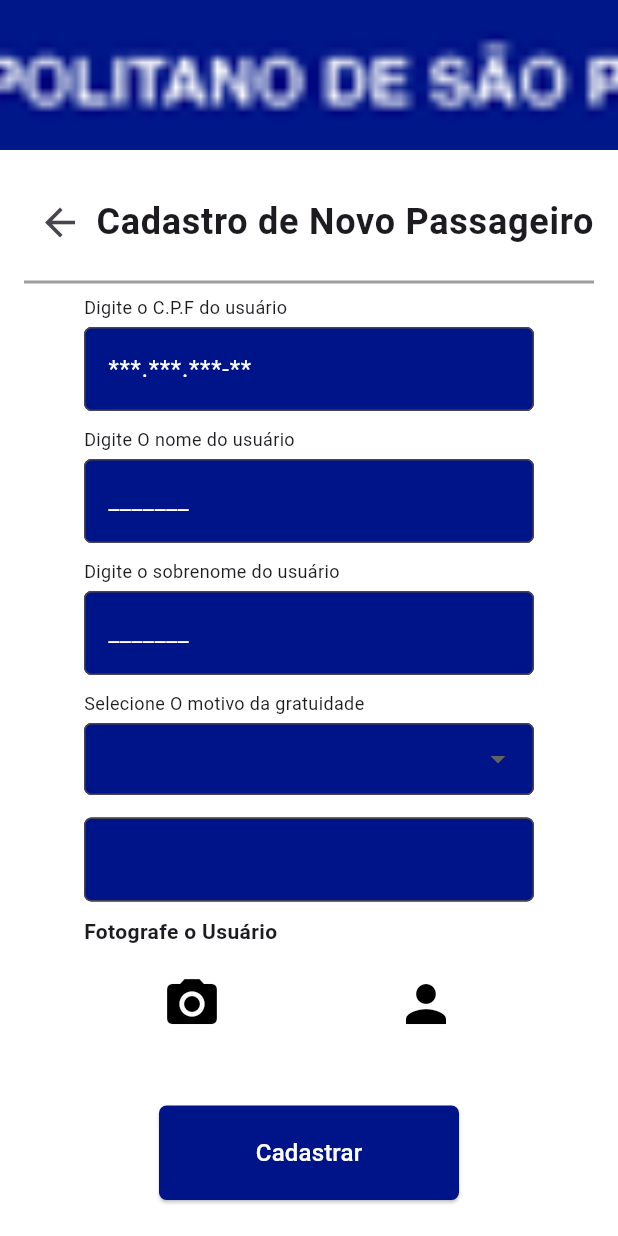
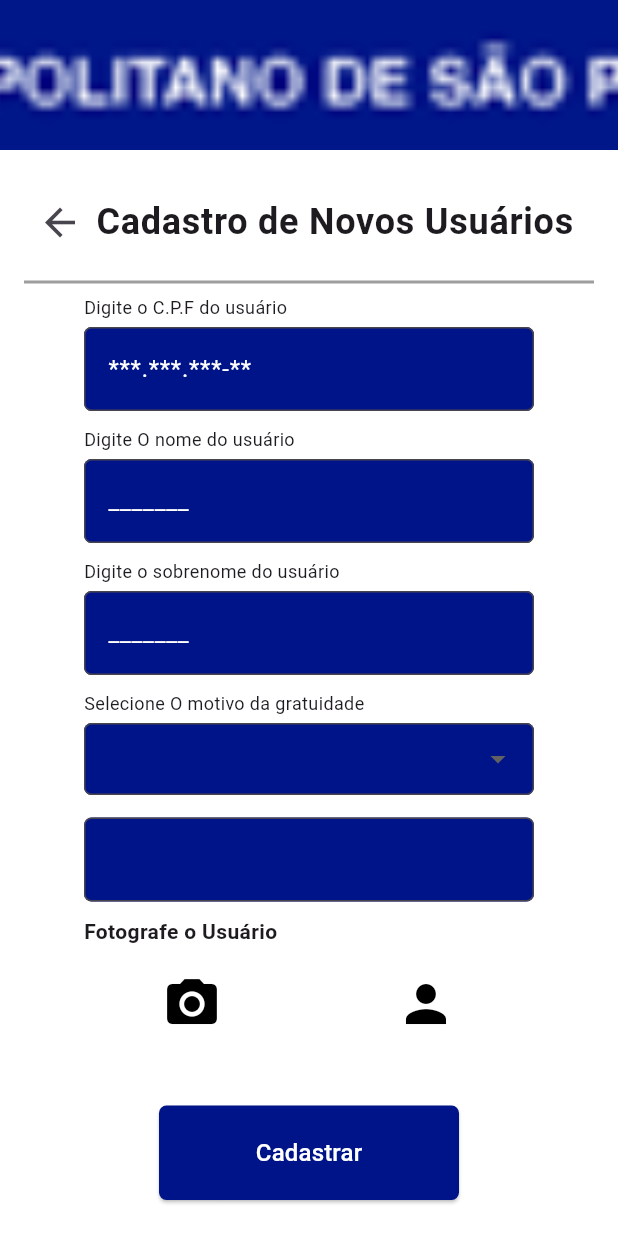
Before and after one commit to CompSci-Squad/metro-sp-desktop, a Flutter app: the RegisterPassengerScreen screen opened by its route, on a phone screen of 412 x 824 dp. Run offline on Flutter 3.47's test engine with Material 3 defaults, Android fonts, the light colour scheme and no system bars; our stand-ins replace camera, flutter_dotenv, image_picker; missing offline and left inert: dart:html.

Commit message:
feat: changing final details

```diff
--- a/lib/src/screens/passenger_info_screen.dart
+++ b/lib/src/screens/passenger_info_screen.dart
@@ -128,7 +128,7 @@ class _PassengerInfoScreenState extends State<PassengerInfoScreen> {
           child: ListTile(
             contentPadding: EdgeInsets.zero,
             title: const Text(
-              'Verificar Cadastro do Passageiro',
+              'Verificar Cadastro Usuário',
               style: TextStyle(fontSize: 24, fontWeight: FontWeight.bold),
             ),
           ),
--- a/lib/src/screens/register_passenger_screen.dart
+++ b/lib/src/screens/register_passenger_screen.dart
@@ -262,7 +262,7 @@ class _RegisterPassengerScreen extends State<RegisterPassengerScreen> {
           },
         ),
         const Text(
-          'Cadastro de Novo Passageiro',
+          'Cadastro de Novos Usuários',
           style: TextStyle(fontSize: 24, fontWeight: FontWeight.bold),
           textAlign: TextAlign.left,
         ),
```
